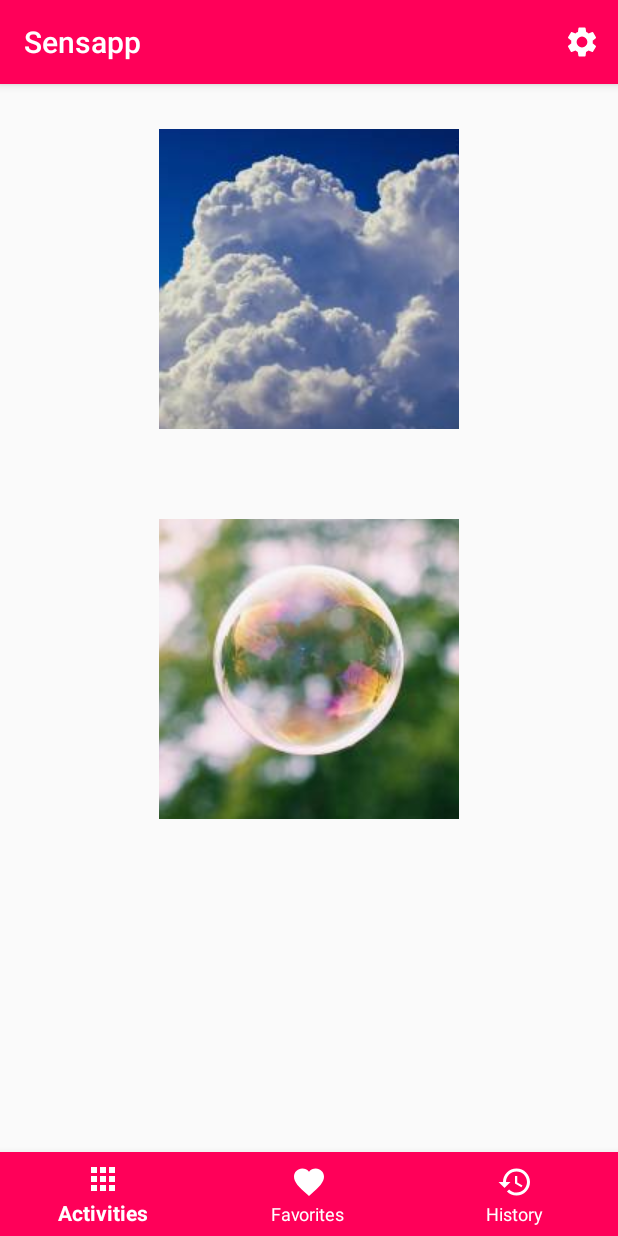
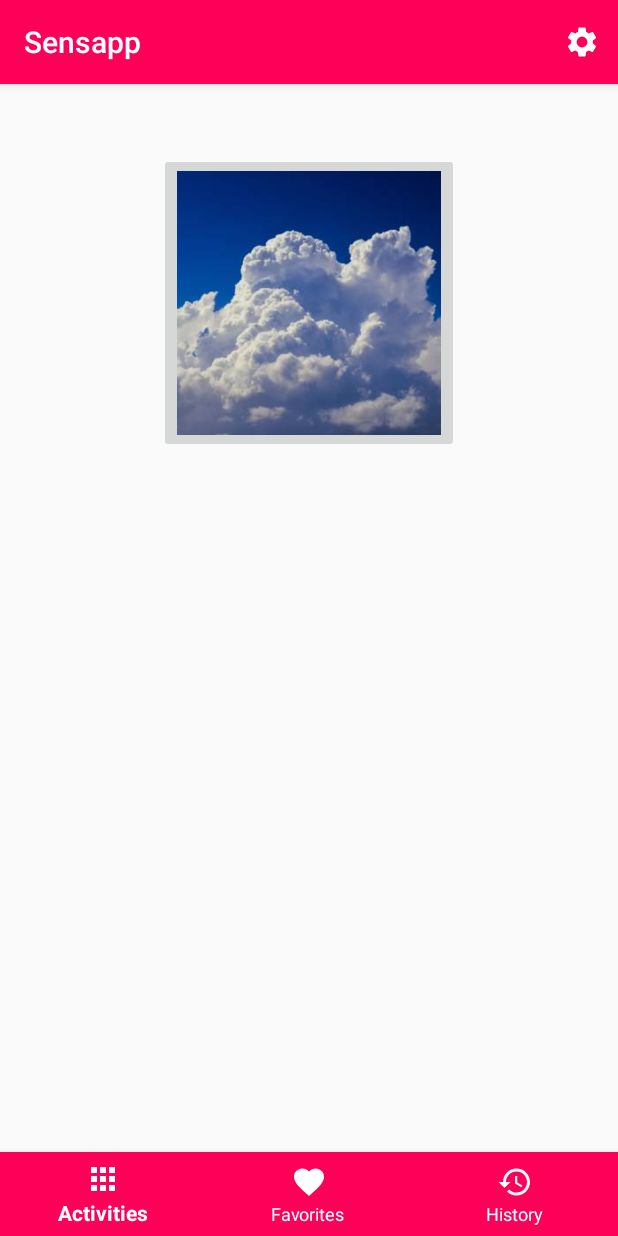
Before and after one commit to calvin-cs262-fall2019-teamC/client, an Android app: the fragment FavoritesFragment placed in its activity, on a phone screen of 412 x 824 dp. Run offline under Robolectric (Android 15) with nearby library versions, the phone set to English and light mode, and no system bars; our stand-ins replace Room's generated code.

Commit message:
Add favorites functionality

```diff
--- a/app/build.gradle
+++ b/app/build.gradle
@@ -32,6 +32,7 @@ dependencies {
     androidTestImplementation 'androidx.test.espresso:espresso-core:3.1.1'
     implementation 'androidx.room:room-runtime:2.2.1'
     annotationProcessor 'androidx.room:room-compiler:2.2.1'
+    implementation 'androidx.lifecycle:lifecycle-extensions:2.1.0'
 
 
 }
--- a/app/src/main/java/edu/calvin/cs262/sensapp/ActivityDao.java
+++ b/app/src/main/java/edu/calvin/cs262/sensapp/ActivityDao.java
@@ -31,6 +31,10 @@ public interface ActivityDao {
     @Query("SELECT * from activity_table LIMIT 1")
     Activity[] getAnyActivity();
 
+    // Get one Activity ID based on a given name
+    @Query("SELECT id FROM activity_table WHERE name = :activityName")
+    int getActivityIdByName(String activityName);
+
     // Delete a Activity
     @Delete
     void deleteActivity(Activity activity);
--- a/app/src/main/java/edu/calvin/cs262/sensapp/DatabaseViewModel.java
+++ b/app/src/main/java/edu/calvin/cs262/sensapp/DatabaseViewModel.java
@@ -14,6 +14,10 @@ public class DatabaseViewModel extends AndroidViewModel {
 
     private FavoriteRepository mFavoriteRepository;
     private LiveData<List<Favorite>> mAllFavorites;
+    private ActivityRepository mActivityRepository;
+    private LiveData<List<Activity>> mAllActivities;
+    private HistoryRepository mHistoryRepository;
+    private LiveData<List<History>> mAllHistories;
 
     /**
      * Setup a FavoritesRepository and get all Favorites from it.
@@ -24,6 +28,10 @@ public class DatabaseViewModel extends AndroidViewModel {
         super(application);
         mFavoriteRepository = new FavoriteRepository(application);
         mAllFavorites = mFavoriteRepository.getAllFavorites();
+        mActivityRepository = new ActivityRepository(application);
+        mAllActivities = mActivityRepository.getAllActivities();
+        mHistoryRepository = new HistoryRepository(application);
+        mAllHistories = mHistoryRepository.getAllHistories();
     }
 
     /**
@@ -51,4 +59,56 @@ public class DatabaseViewModel extends AndroidViewModel {
      * @param favorite Favorite to be deleted.
      */
     public void deleteFavorite(Favorite favorite) {mFavoriteRepository.deleteFavorite(favorite);}
+
+    /**
+     * Gets all Activities in the DB.
+     *
+     * @return LiveData List of all Activities in the database.
+     */
+    public LiveData<List<Activity>> getAllActivities() { return mAllActivities; }
+
+    /**
+     * Inserts an Activity into the DB.
+     *
+     * @param favorite Activity to be inserted.
+     */
+    public void insertActivities(Activity favorite) { mActivityRepository.insert(favorite); }
+
+    /**
+     * Deletes all Activities in the DB.
+     */
+    public void deleteAllActivities() {mActivityRepository.deleteAll();}
+
+    /**
+     * Delete an Activity from the DB.
+     *
+     * @param favorite Activity to be deleted.
+     */
+    public void deleteActivity(Activity favorite) {mActivityRepository.deleteActivity(favorite);}
+
+    /**
+     * Gets all Activities in the DB.
+     *
+     * @return LiveData List of all Activities in the database.
+     */
+    public LiveData<List<History>> getAllHistories() { return mAllHistories; }
+
+    /**
+     * Inserts a History into the DB.
+     *
+     * @param favorite History to be inserted.
+     */
+    public void insertHistories(History favorite) { mHistoryRepository.insert(favorite); }
+
+    /**
+     * Deletes all Histories in the DB.
+     */
+    public void deleteAllHistories() {mHistoryRepository.deleteAll();}
+
+    /**
+     * Delete a History from the DB.
+     *
+     * @param favorite History to be deleted.
+     */
+    public void deleteHistory(History favorite) {mHistoryRepository.deleteHistory(favorite);}
 }
--- a/app/src/main/java/edu/calvin/cs262/sensapp/FavoriteDao.java
+++ b/app/src/main/java/edu/calvin/cs262/sensapp/FavoriteDao.java
@@ -31,12 +31,18 @@ public interface FavoriteDao {
     @Query("SELECT * from favorite_table LIMIT 1")
     Favorite[] getAnyFavorite();
 
+    // Get one Favorite based on a given activityID
+    @Query("SELECT * FROM favorite_table WHERE activityId = :id LIMIT 1")
+    Favorite getFavoriteById(int id);
+
     // Delete a Favorite
     @Delete
     void deleteFavorite(Favorite favorite);
 
+    /*  TODO: Necessary?
     // Get all Activities which a are referenced by Favorites
     @Query("SELECT * FROM activity_table INNER JOIN favorite_table ON " +
             "activity_table.id = favorite_table.activityId")
     List<Activity> getFavoritedActivites();
+     */
 }
--- a/app/src/main/java/edu/calvin/cs262/sensapp/FavoritesFragment.java
+++ b/app/src/main/java/edu/calvin/cs262/sensapp/FavoritesFragment.java
@@ -12,6 +12,7 @@ import androidx.lifecycle.Observer;
 import androidx.recyclerview.widget.LinearLayoutManager;
 import androidx.recyclerview.widget.RecyclerView;
 import androidx.lifecycle.ViewModelProviders;
+import androidx.lifecycle.Observer;
 
 import android.util.Log;
 import android.view.LayoutInflater;
@@ -31,37 +32,21 @@ import java.util.List;
  */
 public class FavoritesFragment extends Fragment {
 
+    private RecyclerView mRecyclerView;
     private DatabaseViewModel mDatabaseViewModel;
 
     /**
-     * When created initialize favorites data from database.
+     * Create the FavoritesFragment.
      *
      * @param savedInstanceState The Bundle of data to initialize.
      */
     @Override
     public void onCreate(Bundle savedInstanceState) {
         super.onCreate(savedInstanceState);
-
-        mDatabaseViewModel = ViewModelProviders.of(this).get(DatabaseViewModel.class);
-
-        // https://stackoverflow.com/questions/6495898/findviewbyid-in-fragment?page=1&tab=votes#tab-top
-        RecyclerView recyclerView = getView().findViewById(R.id.recyclerview);
-        final FavoritesListAdapter adapter = new FavoritesListAdapter(this);
-        recyclerView.setAdapter(adapter);
-        recyclerView.setLayoutManager(new LinearLayoutManager(this));
-
-        mDatabaseViewModel = ViewModelProviders.of(this).get(DatabaseViewModel.class);
-        mDatabaseViewModel.getAllFavorites().observe(this, new Observer<List<Favorite>>() {
-            @Override
-            public void onChanged(@Nullable final List<Favorites> favorites) {
-                // Update the cached copy of the players in the adapter.
-                adapter.setFavorites(favorites);
-            }
-        });
     }
 
     /**
-     * When created place the Favorites Layout in the MainActivity.
+     * When created populate and place the Favorites Layout in the MainActivity.
      *
      * @param inflater The LayoutInflater to place the Layout in the MainActivity.
      * @param container The ViewGroup in which to place the Layout.
@@ -71,6 +56,35 @@ public class FavoritesFragment extends Fragment {
     @Override
     public View onCreateView(LayoutInflater inflater, ViewGroup container,
                              Bundle savedInstanceState) {
-        return inflater.inflate(R.layout.fragment_favorites, container, false);
+        // Inflate the View
+        View view = inflater.inflate(R.layout.fragment_favorites, container, false);
+
+        // Populate the RecyclerView with Favorites
+        mDatabaseViewModel = ViewModelProviders.of(this).get(DatabaseViewModel.class);
+
+        // https://stackoverflow.com/questions/6495898/
+        //     findviewbyid-in-fragment?page=1&tab=votes#tab-top
+        RecyclerView recyclerView = view.findViewById(R.id.recycler_view);
+        final FavoritesListAdapter adapter = new FavoritesListAdapter(getContext());
+        recyclerView.setAdapter(adapter);
+        recyclerView.setLayoutManager(new LinearLayoutManager(getContext()));
+
+        mDatabaseViewModel = ViewModelProviders.of(this).get(DatabaseViewModel.class);
+        mDatabaseViewModel.getAllActivities().observe(this, new Observer<List<Activity>>() {
+            @Override
+            public void onChanged(@Nullable final List<Activity> activities) {
+                // Update the cached copy of the activities in the adapter.
+                adapter.setActivities(activities);
+            }
+        });
+        mDatabaseViewModel.getAllFavorites().observe(this, new Observer<List<Favorite>>() {
+            @Override
+            public void onChanged(@Nullable final List<Favorite> favorites) {
+                // Update the cached copy of the favorites in the adapter.
+                adapter.setFavorites(favorites);
+            }
+        });
+
+        return view;
     }
 }
--- /dev/null
+++ b/app/src/main/java/edu/calvin/cs262/sensapp/FavoritesListAdapter.java
@@ -0,0 +1,165 @@
+package edu.calvin.cs262.sensapp;
+
+import android.content.Context;
+import android.view.LayoutInflater;
+import android.view.View;
+import android.view.ViewGroup;
+import android.widget.ImageButton;
+import android.widget.TextView;
+
+import androidx.annotation.NonNull;
+import androidx.recyclerview.widget.RecyclerView;
+
+import java.util.List;
+
+/**
+ * Adapter to allow a RecyclerView to display all Favorites
+ */
+public class FavoritesListAdapter
+        extends RecyclerView.Adapter<FavoritesListAdapter.FavoriteViewHolder> {
+
+    private LayoutInflater mInflater;
+    private List<Favorite> mFavorites; // Cached copy of Favorites
+    private List<Activity> mActivities; // Cached copy of Activities
+    private Context mContext;
+
+    /**
+     * Constructor for a FavoritesListAdapter
+     *
+     * @param context The current Context
+     */
+    FavoritesListAdapter(Context context) {
+        mContext = context;
+        mInflater = LayoutInflater.from(context);
+    }
+
+    /**
+     * Create a view holder
+     *
+     * @param parent The parent ViewGroup
+     * @param viewType The int of the view type
+     * @return FavoriteViewHolder created
+     */
+    @NonNull
+    @Override
+    public FavoriteViewHolder onCreateViewHolder(@NonNull ViewGroup parent, int viewType) {
+        View itemView = mInflater.inflate(R.layout.favorite_recycler_item,
+                parent, false);
+        return new FavoriteViewHolder(itemView);
+    }
+
+    /**
+     * Setup the FavoriteViewHolder
+     *
+     * @param holder The FavoriteViewHolder to setup
+     * @param position The current position within the Favorites List
+     */
+    @Override
+    public void onBindViewHolder(@NonNull FavoriteViewHolder holder, int position) {
+        int activity_id;
+        String activity_name;
+        if (mFavorites != null) {
+            Favorite current = mFavorites.get(position);
+            activity_id = current.getActivityId();
+            activity_name = getActivityAtPosition(activity_id - 1).getName();
+            // https://stackoverflow.com/questions/14233062/imagebutton-change-programmatically
+            if (activity_name.equals(
+                    mContext.getResources().getString(R.string.activity_one_title))) {
+                holder.favoriteItemView.setImageResource(R.drawable.breathe);
+                holder.favoriteItemView.setTag(
+                        mContext.getResources().getString(R.string.activity_one_title));
+            } else if (activity_name.equals(
+                    mContext.getResources().getString(R.string.activity_two_title))) {
+                holder.favoriteItemView.setImageResource(R.drawable.fidget_cube);
+                holder.favoriteItemView.setTag(
+                        mContext.getResources().getString(R.string.activity_two_title));
+            } else if (activity_name.equals(
+                    mContext.getResources().getString(R.string.activity_three_title))) {
+                holder.favoriteItemView.setImageResource(R.drawable.bubbles);
+                holder.favoriteItemView.setTag(
+                        mContext.getResources().getString(R.string.activity_three_title));
+            } else if (activity_name.equals(
+                    mContext.getResources().getString(R.string.activity_four_title))) {
+                holder.favoriteItemView.setImageResource(R.drawable.stories);
+                holder.favoriteItemView.setTag(
+                        mContext.getResources().getString(R.string.activity_four_title));
+            } else if (activity_name.equals(
+                    mContext.getResources().getString(R.string.activity_five_title))) {
+                holder.favoriteItemView.setImageResource(R.drawable.animals);
+                holder.favoriteItemView.setTag(
+                        mContext.getResources().getString(R.string.activity_five_title));
+            } else if (activity_name.equals(
+                    mContext.getResources().getString(R.string.activity_six_title))) {
+                holder.favoriteItemView.setImageResource(R.drawable.music);
+                holder.favoriteItemView.setTag(
+                        mContext.getResources().getString(R.string.activity_six_title));
+            }
+        }
+    }
+
+    /**
+     * Update Favorites List
+     *
+     * @param favorites The new Favorites List
+     */
+    void setFavorites(List<Favorite> favorites) {
+        mFavorites = favorites;
+        notifyDataSetChanged();
+    }
+
+    /**
+     * Update Activities List
+     *
+     * @param activities The new Activities List
+     */
+    void setActivities(List<Activity> activities) {
+        mActivities = activities;
+        notifyDataSetChanged();
+    }
+
+    /**
+     * Get the number of Favorites
+     *
+     * @return The int number of Favorites
+     */
+    @Override
+    public int getItemCount() {
+        // getItemCount() is called many times, and when it is first called,
+        // mFavorites has not been updated (means initially, it's null, and we can't return null).
+        if (mFavorites != null)
+            return mFavorites.size();
+        else return 0;
+    }
+
+    /**
+     * The ViewHolder for our Favorites
+     */
+    class FavoriteViewHolder extends RecyclerView.ViewHolder {
+        private final ImageButton favoriteItemView;
+
+        private FavoriteViewHolder(View itemView) {
+            super(itemView);
+            favoriteItemView = itemView.findViewById(R.id.favorite_activity_button);
+        }
+    }
+
+    /**
+     * Get the request Favorite from the List
+     *
+     * @param position The position at which to get a Favorite
+     * @return The Favorite at position in the Favorites list
+     */
+    public Favorite getFavoriteAtPosition (int position) {
+        return mFavorites.get(position);
+    }
+
+    /**
+     * Get the request Activity from the List
+     *
+     * @param position The position at which to get an Activity
+     * @return The Activity at position in the Activities list
+     */
+    public Activity getActivityAtPosition (int position) {
+        return mActivities.get(position);
+    }
+}
--- a/app/src/main/java/edu/calvin/cs262/sensapp/History.java
+++ b/app/src/main/java/edu/calvin/cs262/sensapp/History.java
@@ -49,5 +49,5 @@ public class History {
     public int getActivityId(){return this.mActivityId;}
     public String getTimeStart(){return this.mTimeStart;}
     public String getTimeEnd(){return this.mTimeEnd;}
-    public int getSatisfaction(){return this.mSatisfaction;}
+    public Integer getSatisfaction(){return this.mSatisfaction;}
 }
--- /dev/null
+++ b/app/src/main/res/layout/favorite_recycler_item.xml
@@ -0,0 +1,19 @@
+<?xml version="1.0" encoding="utf-8"?>
+<LinearLayout xmlns:android="http://schemas.android.com/apk/res/android"
+    xmlns:app="http://schemas.android.com/apk/res-auto"
+    android:orientation="vertical"
+    android:layout_width="match_parent"
+    xmlns:tools="http://schemas.android.com/tools"
+    android:layout_height="wrap_content">
+
+    <ImageButton
+        android:id="@+id/favorite_activity_button"
+        android:contentDescription="@string/activity_button_description"
+        android:onClick="launcherHandler"
+        android:layout_height="200dp"
+        android:layout_width="200dp"
+        android:layout_gravity="center_horizontal"
+        android:layout_margin="30dp"
+        android:scaleType="fitCenter"
+        app:srcCompat="@drawable/breathe"/>
+</LinearLayout>
--- a/app/src/main/res/layout/fragment_favorites.xml
+++ b/app/src/main/res/layout/fragment_favorites.xml
@@ -7,38 +7,11 @@
     tools:context=".FavoritesFragment">
 
     <androidx.recyclerview.widget.RecyclerView
-        android:id="@+id/recyclerview"
+        android:id="@+id/recycler_view"
         android:layout_width="match_parent"
         android:layout_height="wrap_content"
         android:layout_margin="16dp"
-        tools:listitem="@layout/favorites_items"
+        tools:listitem="@layout/favorite_recycler_item"
         />
 
-    <LinearLayout
-        android:id="@+id/favorites_layout"
-        android:layout_width="match_parent"
-        android:layout_height="match_parent"
-        android:orientation="vertical">
-
-        <ImageButton
-            android:id="@+id/activity_one_button"
-            android:layout_width="200dp"
-            android:layout_height="200dp"
-            android:layout_gravity="center_horizontal"
-            android:layout_margin="30dp"
-            android:contentDescription="@string/activity_button_description"
-            android:onClick="launchBreatheActivity"
-            app:srcCompat="@drawable/breathe" />
-
-        <ImageButton
-            android:id="@+id/activity_three_button"
-            android:layout_width="200dp"
-            android:layout_height="200dp"
-            android:layout_gravity="center_horizontal"
-            android:layout_margin="30dp"
-            android:contentDescription="@string/activity_button_description"
-            android:onClick="launchBubblesActivity"
-            app:srcCompat="@drawable/bubbles" />
-    </LinearLayout>
-
 </FrameLayout>
--- a/app/src/main/res/values/strings.xml
+++ b/app/src/main/res/values/strings.xml
@@ -33,4 +33,5 @@
     <string name="activity_four_info">The Stories activity allows you to listen to popular children\'s stories (such as Goldilocks and the Three Bears) read soothingly with appropriate background imagery.</string>
     <string name="activity_five_info">The Animals activity allows you to virtually pet animals (such as horses) who will respond with their respective animal call.</string>
     <string name="activity_six_info">The Music activity allows you to select and listen to relaxing minimal music on a loop.</string>
+    <string name="no_favorite">No favorites found</string>
 </resources>
```
Also changed, not shown: app/src/main/java/edu/calvin/cs262/sensapp/MainActivity.java (+63 -4 lines), app/src/main/java/edu/calvin/cs262/sensapp/SensappRoomDatabase.java (+0 -9 lines), app/src/main/res/layout/favorites_items.xml (deleted, +0 -14 lines).
